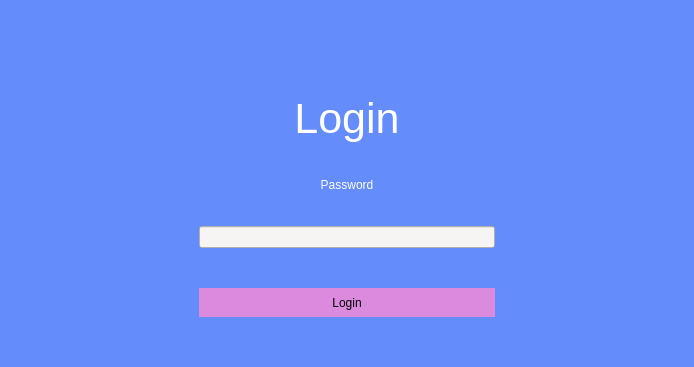
This is src/app/ui/login.ui in TIS2023-FMFI/pracovne-instrukcie as Qt 5 draws it before an edit. The edited form follows.
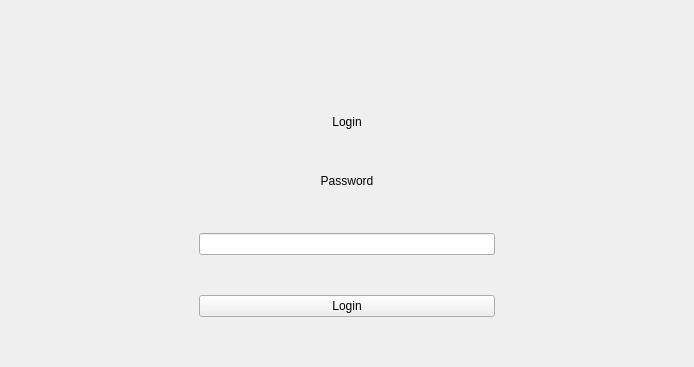
This is the edited form.

Patch:
```diff
--- a/src/app/ui/login.ui
+++ b/src/app/ui/login.ui
@@ -14,7 +14,7 @@
             <string>Login</string>
         </property>
         <property name="styleSheet">
-            <string notr="true">background-color: rgb(100, 140, 250);</string>
+            <string notr="true"/>
         </property>
         <layout class="QGridLayout" name="gridLayout" rowstretch="9,1,9,0,0,0,6" columnstretch="1,3,1"
                 rowminimumheight="0,0,0,0,0,0,0">
@@ -36,23 +36,14 @@
             <item row="3" column="1">
                 <widget class="QLineEdit" name="login_input">
                     <property name="styleSheet">
-                        <string notr="true">background-color: rgb(246, 245, 244);</string>
+                        <string notr="true"/>
                     </property>
                 </widget>
             </item>
             <item row="1" column="1">
                 <widget class="QLabel" name="login_label">
-                    <property name="font">
-                        <font>
-                            <family>Ubuntu</family>
-                            <pointsize>32</pointsize>
-                            <weight>50</weight>
-                            <italic>false</italic>
-                            <bold>false</bold>
-                        </font>
-                    </property>
                     <property name="styleSheet">
-                        <string notr="true">font: 32pt &quot;Ubuntu&quot;;Color:rgb(255,255,255)</string>
+                        <string notr="true"/>
                     </property>
                     <property name="text">
                         <string>Login</string>
@@ -65,9 +56,7 @@
             <item row="2" column="1">
                 <widget class="QLabel" name="id_label">
                     <property name="styleSheet">
-                        <string notr="true">font: 16pt &quot;Ubuntu&quot;;
-                            Color:rgb(255,255,255);
-                        </string>
+                        <string notr="true"/>
                     </property>
                     <property name="text">
                         <string>Password</string>
@@ -79,16 +68,8 @@
             </item>
             <item row="6" column="1">
                 <widget class="QPushButton" name="login_button">
-                    <property name="sizePolicy">
-                        <sizepolicy hsizetype="Preferred" vsizetype="Expanding">
-                            <horstretch>0</horstretch>
-                            <verstretch>0</verstretch>
-                        </sizepolicy>
-                    </property>
                     <property name="styleSheet">
-                        <string notr="true">border-radius:20px;
-                            background-color:rgb(220, 138, 221)
-                        </string>
+                        <string notr="true"/>
                     </property>
                     <property name="text">
                         <string>Login</string>
```
